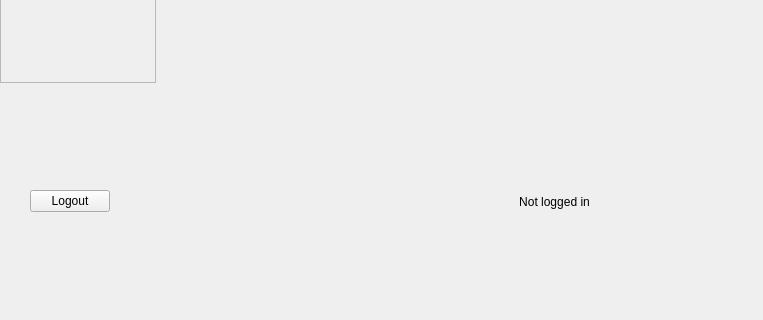
Old version of the form gui/mainwidget.ui in the repository seniordev312/CSharpEncryptionWinClient; both pictures show x 0 to 763 and y 369 to 689 of the 1280 by 689 pixel window.
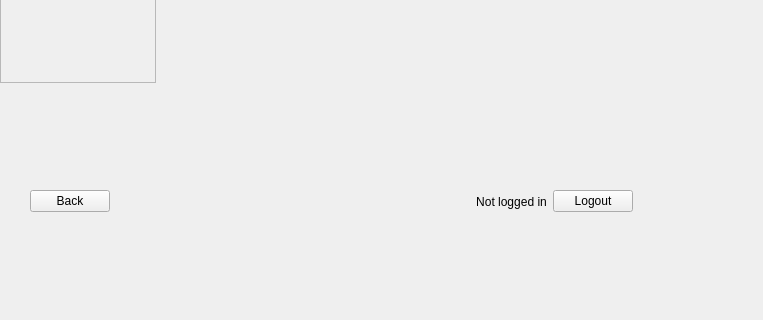
New version of the form. Custom widgets are drawn as their Qt base class.

Commit message: GUI: button back, customer info: tab order

What changed in the file:
```diff
--- a/gui/mainwidget.ui
+++ b/gui/mainwidget.ui
@@ -236,9 +236,9 @@
        <number>30</number>
       </property>
       <item>
-       <widget class="QPushButton" name="pushButtonLogout">
+       <widget class="QPushButton" name="pushButtonBack">
         <property name="text">
-         <string>Logout</string>
+         <string>Back</string>
         </property>
        </widget>
       </item>
@@ -271,6 +271,13 @@
         </property>
        </widget>
       </item>
+      <item>
+       <widget class="QPushButton" name="pushButtonLogout">
+        <property name="text">
+         <string>Logout</string>
+        </property>
+       </widget>
+      </item>
       <item>
        <spacer name="horizontalSpacer_2">
         <property name="orientation">
```
The commit also changes 7 other files.
